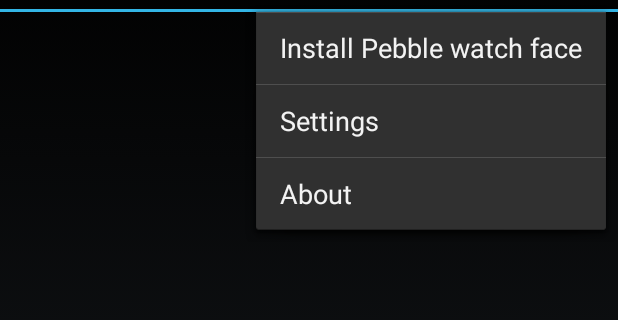
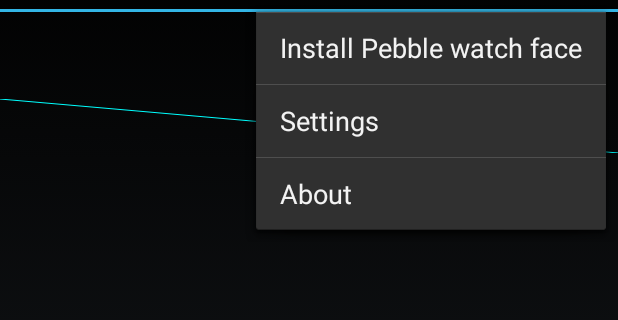
Before and after one commit to ec1oud/sologyr, an Android app: the screen it shows after launch (MainActivity), with the options menu open, on a phone screen of 412 x 824 dp, the part 60-380 px from its top. Run offline under Robolectric (Android 15) with nearby library versions, the phone set to English and light mode, and no system bars; 3 statements that could not run were skipped.

Commit message:
Android: add PebbleActivityView as a minimal View which draws a line
It will draw a bar graph soon enough.

```diff
--- /dev/null
+++ b/android/app/src/main/java/org/ecloud/sologyr/PebbleActivityView.java
@@ -0,0 +1,64 @@
+package org.ecloud.sologyr;
+
+import android.content.Context;
+import android.graphics.Canvas;
+import android.graphics.Color;
+import android.graphics.Paint;
+import android.util.AttributeSet;
+import android.view.View;
+
+/**
+    Renders a bar graph of predicted activity for one day.
+ */
+public class PebbleActivityView extends View {
+    private int mBarColor = Color.CYAN;
+    private Paint mPaint;
+
+    public PebbleActivityView(Context context) {
+        super(context);
+        init(null, 0);
+    }
+
+    public PebbleActivityView(Context context, AttributeSet attrs) {
+        super(context, attrs);
+        init(attrs, 0);
+    }
+
+    public PebbleActivityView(Context context, AttributeSet attrs, int defStyle) {
+        super(context, attrs, defStyle);
+        init(attrs, defStyle);
+    }
+
+    private void init(AttributeSet attrs, int defStyle) {
+        // Set up a default TextPaint object
+        mPaint = new Paint();
+        mPaint.setFlags(Paint.ANTI_ALIAS_FLAG);
+        mPaint.setTextAlign(Paint.Align.LEFT);
+
+        // Update TextPaint and text measurements from attributes
+        invalidateTextPaintAndMeasurements();
+    }
+
+    private void invalidateTextPaintAndMeasurements() {
+        mPaint.setColor(mBarColor);
+    }
+
+    @Override
+    protected void onDraw(Canvas canvas) {
+        super.onDraw(canvas);
+
+        // TODO: consider storing these as member variables to reduce
+        // allocations per draw cycle.
+        int paddingLeft = getPaddingLeft();
+        int paddingTop = getPaddingTop();
+        int paddingRight = getPaddingRight();
+        int paddingBottom = getPaddingBottom();
+
+        int contentWidth = getWidth() - paddingLeft - paddingRight;
+        int contentHeight = getHeight() - paddingTop - paddingBottom;
+
+//        mPaint.setARGB(255, 255, 255, 255);
+//        mPaint.setColor(0xFFFFFFFF);
+        canvas.drawLine(0, 0, contentWidth, contentHeight, mPaint);
+    }
+}
--- a/android/app/src/main/res/layout/activity_main.xml
+++ b/android/app/src/main/res/layout/activity_main.xml
@@ -32,4 +32,10 @@
         android:layout_height="wrap_content"
         android:id="@+id/sunriseSunsetTextView" />
 
+    <view
+        android:layout_width="match_parent"
+        class="org.ecloud.sologyr.PebbleActivityView"
+        android:id="@+id/view"
+        android:layout_height="36dp" />
+
 </LinearLayout>
```
